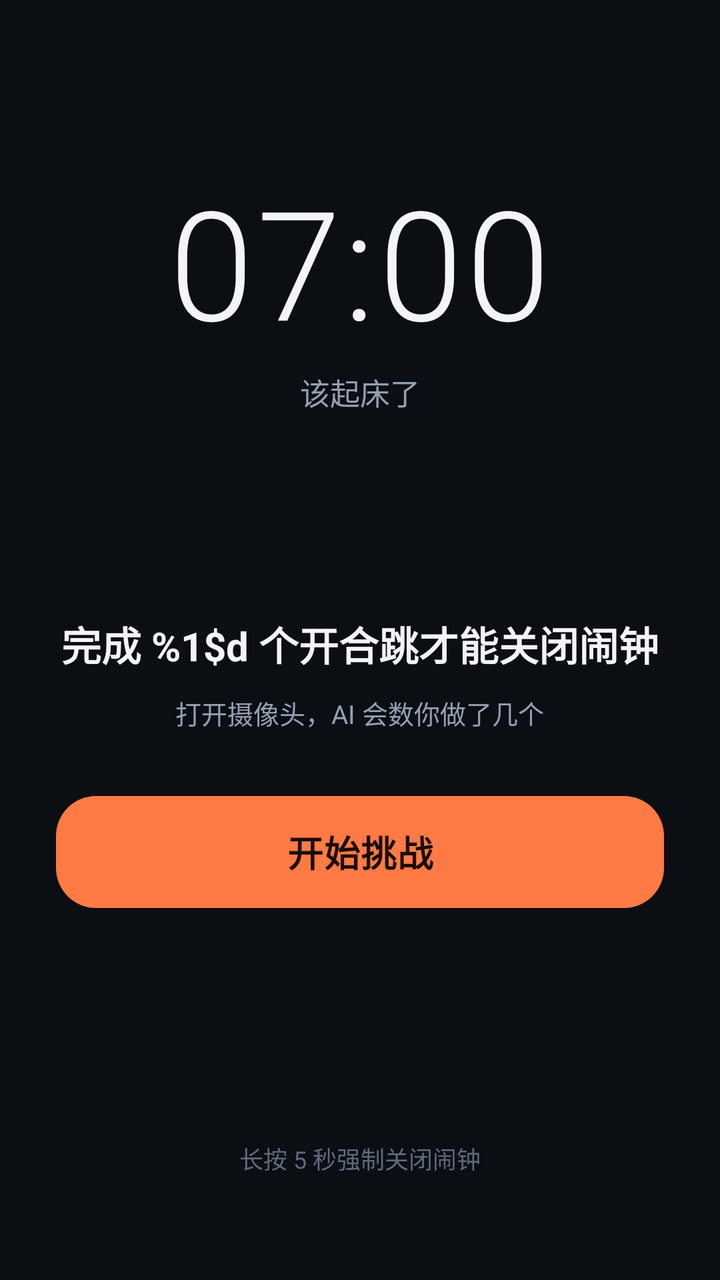
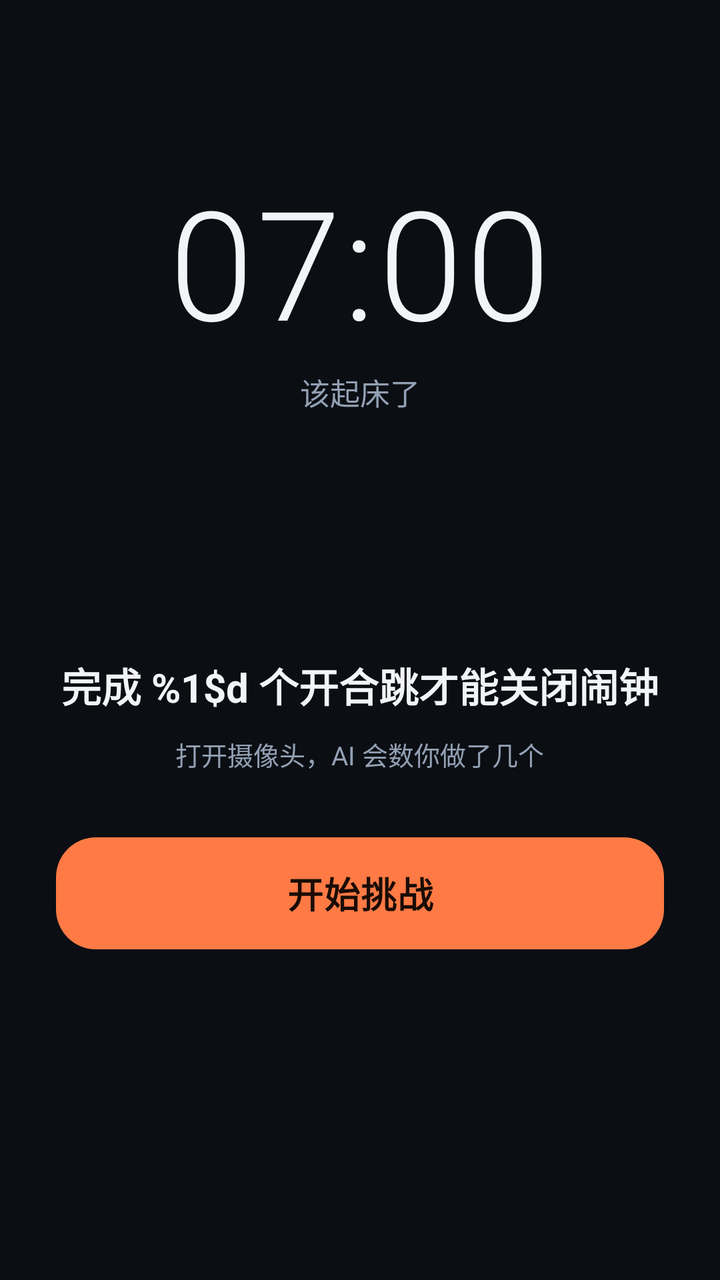

Before-and-after screenshots of an Android layout around one commit, followed by the original layout XML and the change that was made.
<!-- AndroidManifest.xml: application theme Theme.AlarmClock4jACW -->
<!-- res/layout/activity_ringing.xml -->
<?xml version="1.0" encoding="utf-8"?>
<FrameLayout xmlns:android="http://schemas.android.com/apk/res/android"
    xmlns:app="http://schemas.android.com/apk/res-auto"
    android:layout_width="match_parent"
    android:layout_height="match_parent"
    android:background="@color/bg">

    <LinearLayout
        android:layout_width="match_parent"
        android:layout_height="match_parent"
        android:gravity="center_horizontal"
        android:orientation="vertical"
        android:paddingStart="28dp"
        android:paddingTop="80dp"
        android:paddingEnd="28dp"
        android:paddingBottom="40dp">

        <TextView
            android:id="@+id/clock"
            android:layout_width="wrap_content"
            android:layout_height="wrap_content"
            android:fontFamily="sans-serif-light"
            android:letterSpacing="0.02"
            android:text="07:00"
            android:textColor="@color/text_primary"
            android:textSize="76sp" />

        <TextView
            android:id="@+id/ringing_title"
            android:layout_width="wrap_content"
            android:layout_height="wrap_content"
            android:layout_marginTop="4dp"
            android:text="@string/ringing_title"
            android:textColor="@color/text_secondary"
            android:textSize="15sp" />

        <Space
            android:layout_width="1dp"
            android:layout_height="0dp"
            android:layout_weight="1" />

        <TextView
            android:id="@+id/reps_text"
            android:layout_width="wrap_content"
            android:layout_height="wrap_content"
            android:gravity="center"
            android:lineSpacingExtra="6dp"
            android:text="@string/ringing_reps_fmt"
            android:textColor="@color/text_primary"
            android:textSize="20sp"
            android:textStyle="bold" />

        <TextView
            android:layout_width="wrap_content"
            android:layout_height="wrap_content"
            android:layout_marginTop="10dp"
            android:text="@string/ringing_hint"
            android:textColor="@color/text_secondary"
            android:textSize="13sp" />

        <com.google.android.material.button.MaterialButton
            android:id="@+id/btn_start"
            style="@style/Widget.PrimaryButton"
            android:layout_width="match_parent"
            android:layout_height="64dp"
            android:layout_marginTop="28dp"
            android:text="@string/ringing_start"
            android:textSize="18sp" />

        <Space
            android:layout_width="1dp"
            android:layout_height="0dp"
            android:layout_weight="1" />

        <TextView
            android:id="@+id/btn_emergency"
            android:layout_width="wrap_content"
            android:layout_height="wrap_content"
            android:padding="12dp"
            android:text="@string/ringing_emergency_hold"
            android:textColor="@color/text_tertiary"
            android:textSize="12sp" />
    </LinearLayout>

</FrameLayout>
<!-- resources referenced by this layout -->
<resources>
  <color name="bg">#FF0B0E13</color>
  <color name="text_primary">#FFF2F4F8</color>
  <color name="text_secondary">#FF93A0B4</color>
  <color name="text_tertiary">#FF5F6B7D</color>
  <string name="ringing_emergency_hold">长按 5 秒强制关闭闹钟</string>
  <string name="ringing_hint">打开摄像头，AI 会数你做了几个</string>
  <string name="ringing_reps_fmt">完成 %1$d 个开合跳才能关闭闹钟</string>
  <string name="ringing_start">开始挑战</string>
  <string name="ringing_title">该起床了</string>
  <style name="Widget.PrimaryButton" parent="Widget.Material3.Button">
          <item name="backgroundTint">@color/accent</item>
          <item name="android:textColor">@color/on_accent</item>
          <item name="android:textStyle">bold</item>
          <item name="cornerRadius">20dp</item>
          <item name="android:letterSpacing">0.02</item>
      </style>
  <style name="Theme.AlarmClock4jACW" parent="Theme.Material3.Dark.NoActionBar">
          <item name="colorPrimary">@color/accent</item>
          <item name="colorOnPrimary">@color/on_accent</item>
          <item name="colorPrimaryContainer">@color/accent_deep</item>
          <item name="colorOnPrimaryContainer">@color/white</item>
          <item name="colorSecondary">@color/mint</item>
          <item name="colorOnSecondary">@color/on_accent</item>
          <item name="colorSurface">@color/surface</item>
          <item name="colorOnSurface">@color/text_primary</item>
          <item name="colorSurfaceVariant">@color/surface_high</item>
          <item name="colorOnSurfaceVariant">@color/text_secondary</item>
          <item name="colorError">@color/danger</item>
          <item name="android:colorBackground">@color/bg</item>
          <item name="android:windowBackground">@color/bg</item>
          <item name="android:statusBarColor">@color/bg</item>
          <item name="android:navigationBarColor">@color/bg</item>
          <item name="android:textColorPrimary">@color/text_primary</item>
          <item name="android:textColorSecondary">@color/text_secondary</item>
          <item name="android:textColorHint">@color/text_tertiary</item>
      </style>
  <color name="accent">#FFFF7A45</color>
  <color name="on_accent">#FF1A0C05</color>
  <color name="accent_deep">#FFCC4F1F</color>
  <color name="white">#FFFFFFFF</color>
  <color name="mint">#FF35D0A5</color>
  <color name="surface">#FF151A22</color>
  <color name="surface_high">#FF1E242E</color>
  <color name="danger">#FFFF5A5F</color>
</resources>

<!-- the commit's change to res/layout/activity_ringing.xml (unified diff, before → after) -->
@@ -51,9 +51,11 @@
             android:textStyle="bold" />
 
         <TextView
+            android:id="@+id/hint"
             android:layout_width="wrap_content"
             android:layout_height="wrap_content"
             android:layout_marginTop="10dp"
+            android:gravity="center"
             android:text="@string/ringing_hint"
             android:textColor="@color/text_secondary"
             android:textSize="13sp" />
@@ -71,15 +73,6 @@
             android:layout_width="1dp"
             android:layout_height="0dp"
             android:layout_weight="1" />
-
-        <TextView
-            android:id="@+id/btn_emergency"
-            android:layout_width="wrap_content"
-            android:layout_height="wrap_content"
-            android:padding="12dp"
-            android:text="@string/ringing_emergency_hold"
-            android:textColor="@color/text_tertiary"
-            android:textSize="12sp" />
     </LinearLayout>
 
 </FrameLayout>
<!-- resource entries referenced after the edit -->
@@ -4,7 +4,6 @@
   <color name="text_primary">#FFF2F4F8</color>
   <color name="text_secondary">#FF93A0B4</color>
   <color name="text_tertiary">#FF5F6B7D</color>
-  <string name="ringing_emergency_hold">长按 5 秒强制关闭闹钟</string>
   <string name="ringing_hint">打开摄像头，AI 会数你做了几个</string>
   <string name="ringing_reps_fmt">完成 %1$d 个开合跳才能关闭闹钟</string>
   <string name="ringing_start">开始挑战</string>
